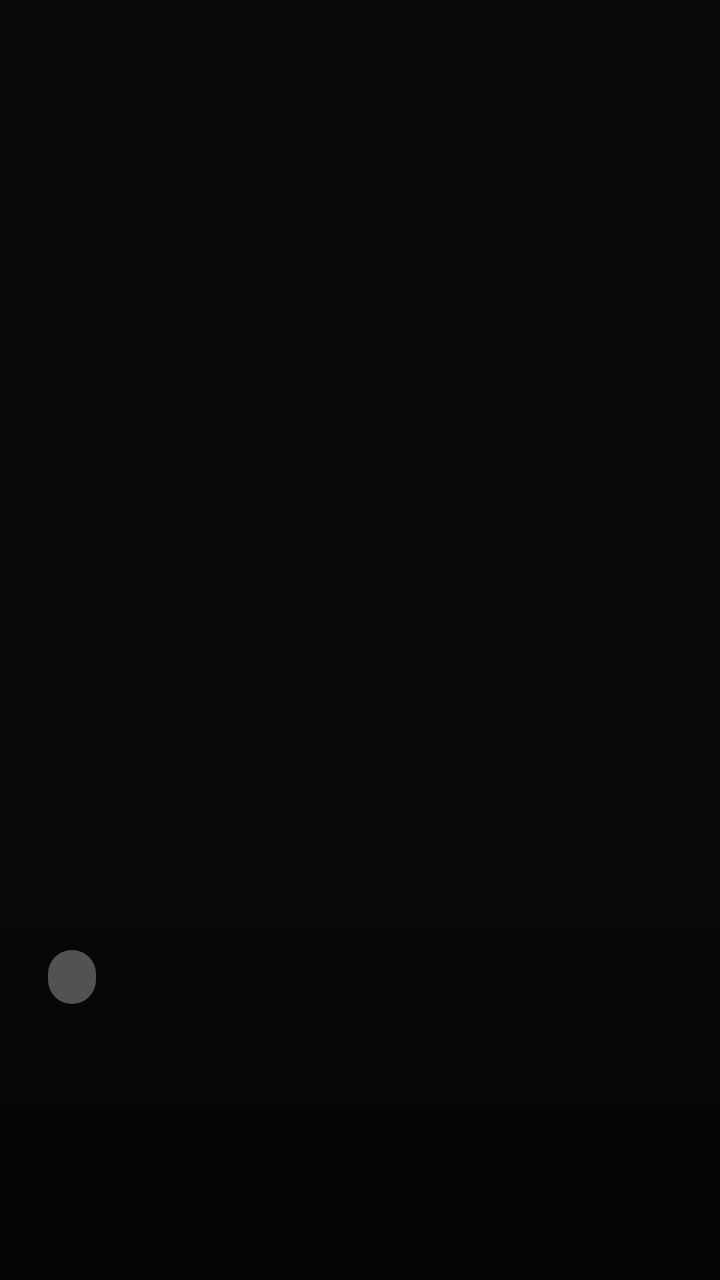
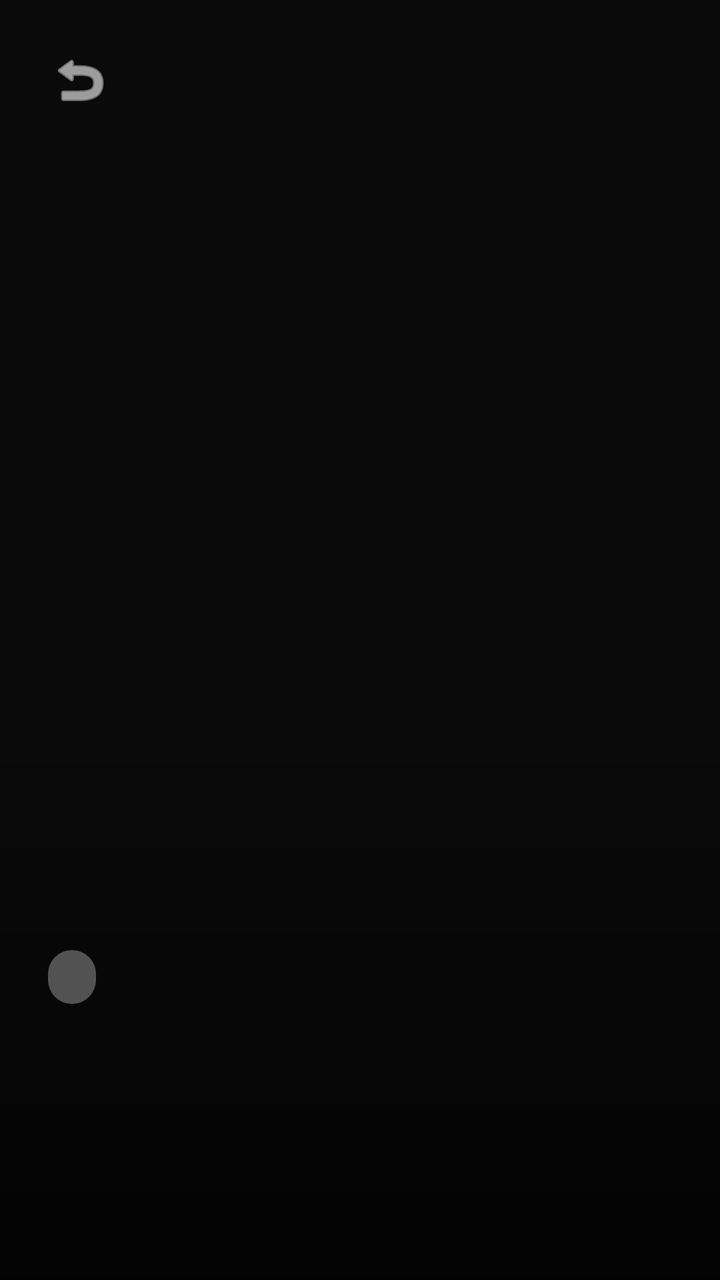

Before-and-after screenshots of an Android layout around one commit, followed by the original layout XML and the change that was made.
<!-- AndroidManifest.xml: application theme Theme.ExpenseTrackerApp -->
<!-- res/layout/fragment_receipt_detail.xml -->
<?xml version="1.0" encoding="utf-8"?>
<androidx.constraintlayout.widget.ConstraintLayout xmlns:android="http://schemas.android.com/apk/res/android"
    xmlns:app="http://schemas.android.com/apk/res-auto"
    android:layout_width="match_parent"
    android:layout_height="match_parent"
    android:background="@color/background_dark">

    <ImageView
        android:id="@+id/iv_receipt_image"
        android:layout_width="match_parent"
        android:layout_height="match_parent"
        android:scaleType="centerCrop" />

    
    <View
        android:layout_width="match_parent"
        android:layout_height="300dp"
        android:background="@drawable/gradient_bottom_up"
        app:layout_constraintBottom_toBottomOf="parent" />

    <LinearLayout
        android:layout_width="match_parent"
        android:layout_height="wrap_content"
        android:orientation="vertical"
        android:padding="24dp"
        app:layout_constraintBottom_toBottomOf="parent">

        <TextView
            android:id="@+id/tv_category"
            android:layout_width="wrap_content"
            android:layout_height="wrap_content"
            android:textColor="@color/white"
            android:textSize="14sp"
            android:textStyle="bold"
            android:background="@drawable/bg_category_badge"
            android:paddingHorizontal="12dp"
            android:paddingVertical="4dp"
            android:layout_marginBottom="8dp" />

        <TextView
            android:id="@+id/tv_amount"
            android:layout_width="match_parent"
            android:layout_height="wrap_content"
            android:textColor="@color/white"
            android:textSize="40sp"
            android:textStyle="bold"
            android:layout_marginBottom="4dp" />

        <TextView
            android:id="@+id/tv_date"
            android:layout_width="match_parent"
            android:layout_height="wrap_content"
            android:textColor="#E0E0E0"
            android:textSize="14sp"
            android:layout_marginBottom="8dp" />

        <TextView
            android:id="@+id/tv_note"
            android:layout_width="match_parent"
            android:layout_height="wrap_content"
            android:textColor="@color/white"
            android:textSize="16sp" />

    </LinearLayout>
</androidx.constraintlayout.widget.ConstraintLayout>
<!-- resources referenced by this layout -->
<resources>
  <color name="background_dark">#0A0A0A</color>
  <color name="white">#FFFFFF</color>
  <!-- drawable bg_category_badge (drawable) -->
  <?xml version="1.0" encoding="utf-8"?>
  <shape xmlns:android="http://schemas.android.com/apk/res/android">
      <solid android:color="#4DFFFFFF" /> 
      <corners android:radius="16dp" />
  </shape>
  <!-- drawable gradient_bottom_up (drawable) -->
  <?xml version="1.0" encoding="utf-8"?>
  <shape xmlns:android="http://schemas.android.com/apk/res/android">
      <gradient
          android:startColor="#B3000000"
          android:endColor="#00000000"
          android:angle="90" />
  </shape>
  <style name="Theme.ExpenseTrackerApp" parent="Theme.Material3.DayNight.NoActionBar">
          <item name="colorPrimary">@color/colorPrimary</item>
          <item name="colorPrimaryVariant">@color/colorPrimaryDark</item>
          <item name="colorOnPrimary">@color/white</item>
          <item name="colorSecondary">@color/colorAccent</item>
          <item name="colorSecondaryVariant">@color/colorAccent</item>
          <item name="colorOnSecondary">@color/white</item>
          <item name="android:colorBackground">@color/background_dark</item>
          <item name="android:statusBarColor">@color/background_dark</item>
          <item name="android:navigationBarColor">@color/background_dark</item>
      </style>
  <color name="colorPrimary">#FF5722</color>
  <color name="colorPrimaryDark">#E64A19</color>
  <color name="colorAccent">#FF5722</color>
</resources>

<!-- the commit's change to res/layout/fragment_receipt_detail.xml (unified diff, before → after) -->
@@ -8,8 +8,22 @@
     <ImageView
         android:id="@+id/iv_receipt_image"
         android:layout_width="match_parent"
-        android:layout_height="match_parent"
+        android:layout_height="0dp"
+        app:layout_constraintDimensionRatio="1:1"
+        app:layout_constraintTop_toTopOf="parent"
+        app:layout_constraintBottom_toBottomOf="parent"
         android:scaleType="centerCrop" />
+
+    <ImageButton
+        android:id="@+id/btn_return"
+        android:layout_width="48dp"
+        android:layout_height="48dp"
+        android:layout_margin="16dp"
+        android:src="@android:drawable/ic_menu_revert"
+        android:background="?attr/selectableItemBackgroundBorderless"
+        app:tint="@color/white"
+        app:layout_constraintTop_toTopOf="parent"
+        app:layout_constraintStart_toStartOf="parent" />
 
     
     <View
